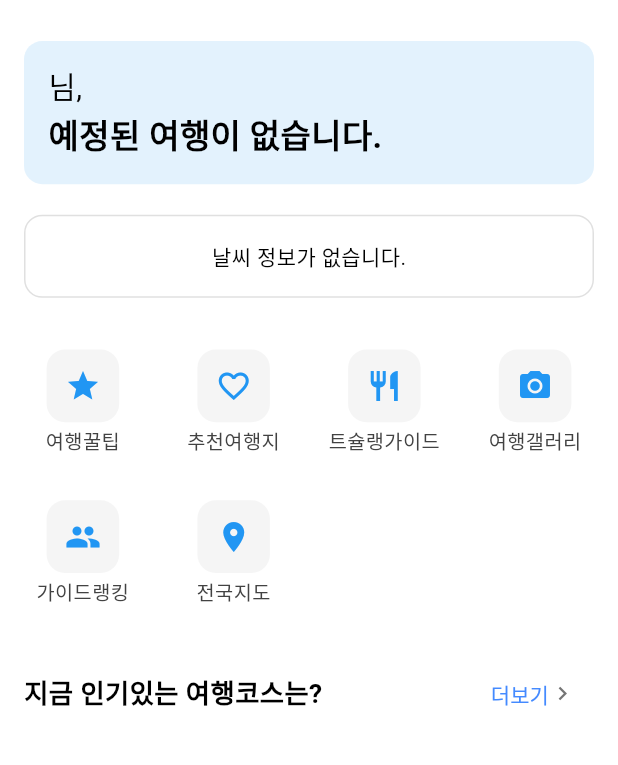
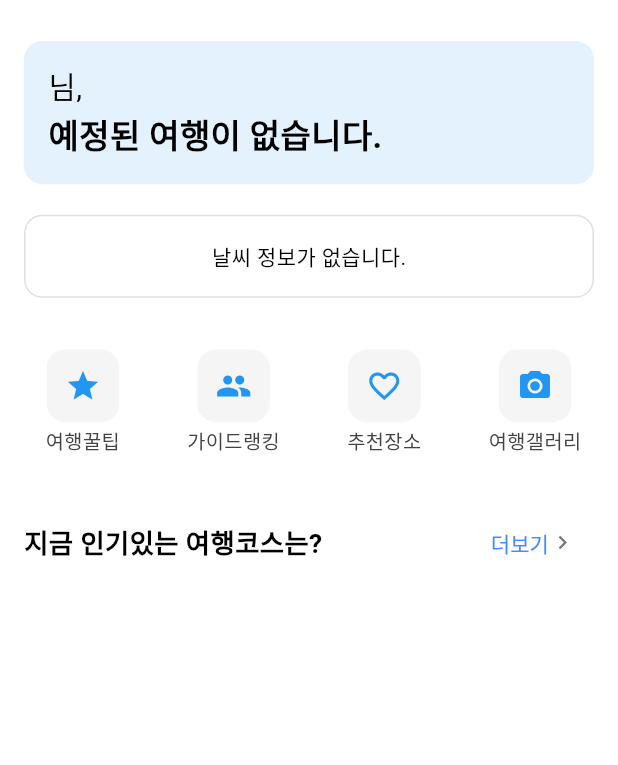
Before and after one commit to peteryu24/TravelOn, a Flutter app: the HomeScreen screen opened by its route, on a phone screen of 412 x 824 dp, the part 67-832 px from its top. Run offline on Flutter 3.47's test engine with Material 3 defaults, Android fonts, the light colour scheme and no system bars; our stand-ins replace cached_network_image, cloud_firestore, firebase_auth, firebase_core, firebase_messaging, firebase_storage and 10 more; missing offline and left inert: firebase_app_check, flutter_naver_map; accounts and stored records are empty; network calls fail.

Commit message:
design: 홈 화면 메뉴 2개 제거

```diff
--- a/lib/features/home/presentation/screens/home_screen.dart
+++ b/lib/features/home/presentation/screens/home_screen.dart
@@ -131,11 +131,11 @@ class _HomeScreenState extends State<HomeScreen> {
                 crossAxisSpacing: 20.w,
                 children: [
                   _buildMenuItem(Icons.star, '여행꿀팁'),
-                  _buildMenuItem(Icons.favorite_border, '추천여행지'),
-                  _buildMenuItem(Icons.restaurant, '트슐랭가이드'),
+                  _buildMenuItem(Icons.people, '가이드랭킹'),
+                  _buildMenuItem(Icons.favorite_border, '추천장소'),
                   _buildMenuItem(Icons.photo_camera, '여행갤러리'),
-                  _buildMenuItem(Icons.people, '가이드랭킹'),
-                  _buildMenuItem(Icons.location_on, '전국지도'),
+                  // _buildMenuItem(Icons.restaurant, '트슐랭가이드'),
+                  // _buildMenuItem(Icons.location_on, '전국지도'),
                   // _buildMenuItem(Icons.calendar_today, '일정만들기'),
                   // _buildMenuItem(Icons.wb_sunny, '생생날씨'),
                 ],
```
